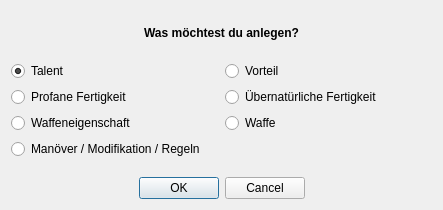
Above: UI/DatenbankSelectType.ui from Aeolitus/Sephrasto before the change. Below: the same form after it.
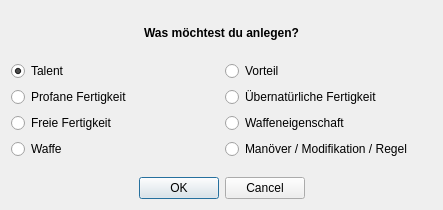
That is the form after the change.

Commit message: - Add Freie Fertigkeiten Picker including add/remove database support. Database includes Sprachen and Schriften. - DatenbankEdit: unified behavior of all different database types to get rid of code redunancies and make it easier to add new types

What changed in the file:
```diff
--- a/UI/DatenbankSelectType.ui
+++ b/UI/DatenbankSelectType.ui
@@ -127,8 +127,8 @@
          </property>
         </widget>
        </item>
-       <item row="2" column="0">
-        <widget class="QRadioButton" name="buttonWaffeneigenschaft">
+       <item row="3" column="1">
+        <widget class="QRadioButton" name="buttonManoever">
          <property name="minimumSize">
           <size>
            <width>0</width>
@@ -136,11 +136,11 @@
           </size>
          </property>
          <property name="text">
-          <string>Waffeneigenschaft</string>
+          <string>Manöver / Modifikation / Regel</string>
          </property>
         </widget>
        </item>
-       <item row="2" column="1">
+       <item row="3" column="0">
         <widget class="QRadioButton" name="buttonWaffe">
          <property name="minimumSize">
           <size>
@@ -153,8 +153,8 @@
          </property>
         </widget>
        </item>
-       <item row="3" column="0">
-        <widget class="QRadioButton" name="buttonManoever">
+       <item row="2" column="1">
+        <widget class="QRadioButton" name="buttonWaffeneigenschaft">
          <property name="minimumSize">
           <size>
            <width>0</width>
@@ -162,7 +162,14 @@
           </size>
          </property>
          <property name="text">
-          <string>Manöver / Modifikation / Regeln</string>
+          <string>Waffeneigenschaft</string>
+         </property>
+        </widget>
+       </item>
+       <item row="2" column="0">
+        <widget class="QRadioButton" name="buttonFreieFertigkeit">
+         <property name="text">
+          <string>Freie Fertigkeit</string>
          </property>
         </widget>
        </item>
```
Left out of the diff: 35 changed lines with no effect on the pictures. The commit also changes 16 other files.
